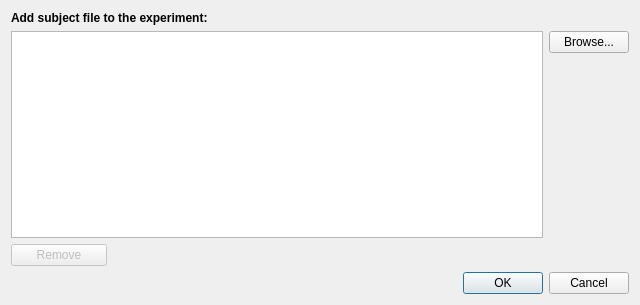
Old version of the form designer_ui_files/addSubjectDialogUi.ui in the repository cibr-jyu/meggie.
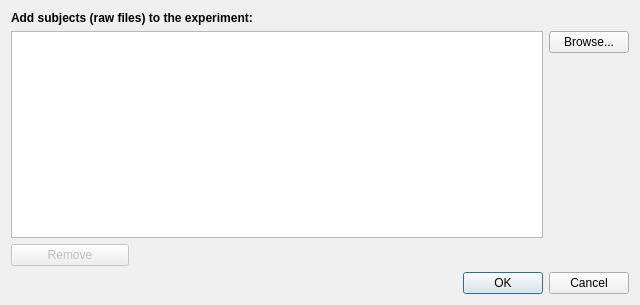
New version of the form.

What changed in the file:
```diff
--- a/designer_ui_files/addSubjectDialogUi.ui
+++ b/designer_ui_files/addSubjectDialogUi.ui
@@ -23,7 +23,7 @@
       </font>
      </property>
      <property name="text">
-      <string>Add subject file to the experiment:</string>
+      <string>Add subjects (raw files) to the experiment:</string>
      </property>
     </widget>
    </item>
```
Left out of the diff: 2 changed lines with no effect on the pictures.
